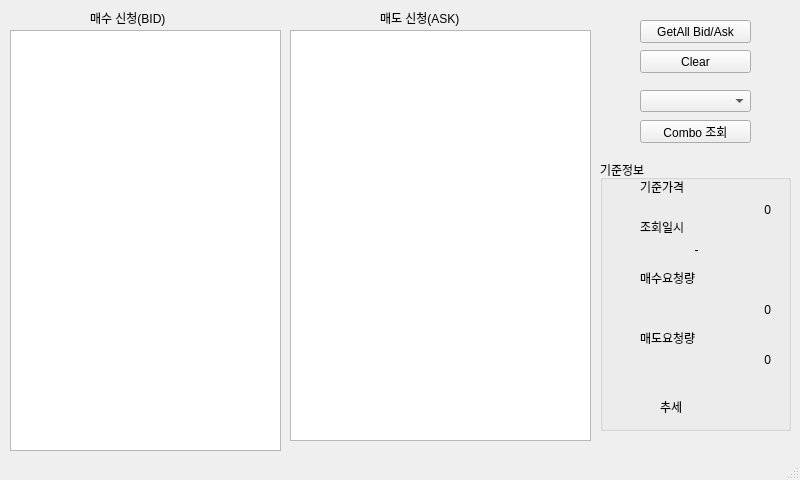
The window that mywindow.ui (ywydpapa/QT5trader) describes before a commit, drawn with Qt 5.
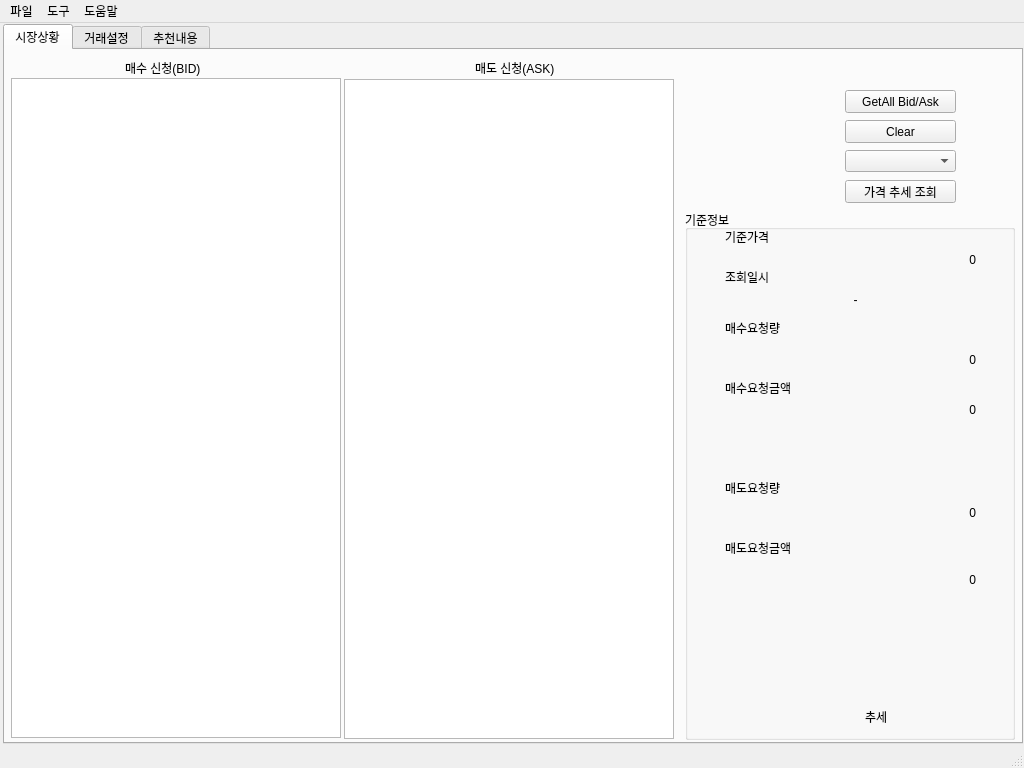
The same window after the commit.

Commit message: 화면 추가 및 조정

Diff of the .ui file:
```diff
--- a/mywindow.ui
+++ b/mywindow.ui
@@ -6,42 +6,35 @@
    <rect>
     <x>0</x>
     <y>0</y>
-    <width>800</width>
-    <height>480</height>
+    <width>1024</width>
+    <height>768</height>
    </rect>
   </property>
   <property name="windowTitle">
    <string>CTrader</string>
   </property>
   <widget class="QWidget" name="centralwidget">
-   <widget class="QPushButton" name="pushButton">
+   <widget class="QTabWidget" name="tabWidget">
     <property name="geometry">
      <rect>
-      <x>640</x>
-      <y>20</y>
-      <width>111</width>
-      <height>23</height>
+      <x>3</x>
+      <y>1</y>
+      <width>1020</width>
+      <height>720</height>
      </rect>
     </property>
-    <property name="text">
-     <string>GetAll Bid/Ask</string>
+    <property name="currentIndex">
+     <number>0</number>
     </property>
-   </widget>
-   <widget class="QTextBrowser" name="textBrowser">
-    <property name="geometry">
-     <rect>
-      <x>10</x>
-      <y>30</y>
-      <width>271</width>
-      <height>421</height>
-     </rect>
-    </property>
-   </widget>
+    <widget class="QWidget" name="tab">
+     <attribute name="title">
+      <string>시장상황</string>
+     </attribute>
    <widget class="QPushButton" name="pushButton_2">
     <property name="geometry">
      <rect>
-      <x>640</x>
-      <y>50</y>
+        <x>840</x>
+        <y>70</y>
       <width>111</width>
       <height>23</height>
      </rect>
@@ -50,43 +43,10 @@
      <string>Clear</string>
     </property>
    </widget>
-   <widget class="QPushButton" name="pushButton_3">
-    <property name="geometry">
-     <rect>
-      <x>640</x>
-      <y>120</y>
-      <width>111</width>
-      <height>23</height>
-     </rect>
-    </property>
-    <property name="text">
-     <string>Combo 조회</string>
-    </property>
-   </widget>
-   <widget class="QComboBox" name="comboBox">
-    <property name="geometry">
-     <rect>
-      <x>640</x>
-      <y>90</y>
-      <width>111</width>
-      <height>22</height>
-     </rect>
-    </property>
-   </widget>
-   <widget class="QTextBrowser" name="textBrowser_2">
-    <property name="geometry">
-     <rect>
-      <x>290</x>
-      <y>30</y>
-      <width>301</width>
-      <height>411</height>
-     </rect>
-    </property>
-   </widget>
    <widget class="QLabel" name="label">
     <property name="geometry">
      <rect>
-      <x>90</x>
+        <x>120</x>
       <y>10</y>
       <width>91</width>
       <height>16</height>
@@ -99,7 +59,7 @@
    <widget class="QLabel" name="label_2">
     <property name="geometry">
      <rect>
-      <x>380</x>
+        <x>470</x>
       <y>10</y>
       <width>81</width>
       <height>16</height>
@@ -109,13 +69,49 @@
      <string>매도 신청(ASK)</string>
     </property>
    </widget>
+     <widget class="QPushButton" name="pushButton">
+      <property name="geometry">
+       <rect>
+        <x>840</x>
+        <y>40</y>
+        <width>111</width>
+        <height>23</height>
+       </rect>
+      </property>
+      <property name="text">
+       <string>GetAll Bid/Ask</string>
+      </property>
+     </widget>
+     <widget class="QPushButton" name="pushButton_3">
+      <property name="geometry">
+       <rect>
+        <x>840</x>
+        <y>130</y>
+        <width>111</width>
+        <height>23</height>
+       </rect>
+      </property>
+      <property name="text">
+       <string>가격 추세 조회</string>
+      </property>
+     </widget>
+     <widget class="QComboBox" name="comboBox">
+      <property name="geometry">
+       <rect>
+        <x>840</x>
+        <y>100</y>
+        <width>111</width>
+        <height>22</height>
+       </rect>
+      </property>
+     </widget>
    <widget class="QGroupBox" name="groupBox">
     <property name="geometry">
      <rect>
-      <x>600</x>
+        <x>680</x>
       <y>160</y>
-      <width>191</width>
-      <height>271</height>
+        <width>330</width>
+        <height>530</height>
      </rect>
     </property>
     <property name="title">
@@ -138,7 +134,7 @@
      <property name="geometry">
       <rect>
        <x>40</x>
-       <y>170</y>
+         <y>270</y>
        <width>61</width>
        <height>16</height>
       </rect>
@@ -150,8 +146,8 @@
     <widget class="QLabel" name="label_3">
      <property name="geometry">
       <rect>
-       <x>60</x>
-       <y>240</y>
+         <x>180</x>
+         <y>500</y>
        <width>47</width>
        <height>13</height>
       </rect>
@@ -163,7 +159,7 @@
     <widget class="QLabel" name="label_6">
      <property name="geometry">
       <rect>
-       <x>10</x>
+         <x>130</x>
        <y>140</y>
        <width>161</width>
        <height>20</height>
@@ -179,8 +175,8 @@
     <widget class="QLabel" name="label_7">
      <property name="geometry">
       <rect>
-       <x>20</x>
-       <y>190</y>
+         <x>140</x>
+         <y>293</y>
        <width>151</width>
        <height>20</height>
       </rect>
@@ -208,7 +204,7 @@
     <widget class="QLabel" name="label_9">
      <property name="geometry">
       <rect>
-       <x>10</x>
+         <x>130</x>
        <y>40</y>
        <width>161</width>
        <height>20</height>
@@ -237,7 +233,7 @@
     <widget class="QLabel" name="label_11">
      <property name="geometry">
       <rect>
-       <x>6</x>
+         <x>80</x>
        <y>80</y>
        <width>181</width>
        <height>20</height>
@@ -250,26 +246,214 @@
       <set>Qt::AlignCenter</set>
      </property>
     </widget>
-   </widget>
-   <zorder>groupBox</zorder>
-   <zorder>pushButton</zorder>
-   <zorder>textBrowser</zorder>
-   <zorder>pushButton_2</zorder>
-   <zorder>pushButton_3</zorder>
-   <zorder>comboBox</zorder>
-   <zorder>textBrowser_2</zorder>
-   <zorder>label</zorder>
-   <zorder>label_2</zorder>
+      <widget class="QLabel" name="label_12">
+       <property name="geometry">
+        <rect>
+         <x>40</x>
+         <y>170</y>
+         <width>81</width>
+         <height>16</height>
+        </rect>
+       </property>
+       <property name="text">
+        <string>매수요청금액</string>
+       </property>
+      </widget>
+      <widget class="QLabel" name="label_13">
+       <property name="geometry">
+        <rect>
+         <x>130</x>
+         <y>190</y>
+         <width>161</width>
+         <height>20</height>
+        </rect>
+       </property>
+       <property name="text">
+        <string>0</string>
+       </property>
+       <property name="alignment">
+        <set>Qt::AlignRight|Qt::AlignTrailing|Qt::AlignVCenter</set>
+       </property>
+      </widget>
+      <widget class="QLabel" name="label_14">
+       <property name="geometry">
+        <rect>
+         <x>40</x>
+         <y>330</y>
+         <width>91</width>
+         <height>16</height>
+        </rect>
+       </property>
+       <property name="text">
+        <string>매도요청금액</string>
+       </property>
+      </widget>
+      <widget class="QLabel" name="label_15">
+       <property name="geometry">
+        <rect>
+         <x>140</x>
+         <y>360</y>
+         <width>151</width>
+         <height>20</height>
+        </rect>
+       </property>
+       <property name="text">
+        <string>0</string>
+       </property>
+       <property name="alignment">
+        <set>Qt::AlignRight|Qt::AlignTrailing|Qt::AlignVCenter</set>
+       </property>
+      </widget>
+     </widget>
+     <widget class="QTextBrowser" name="textBrowser_2">
+      <property name="geometry">
+       <rect>
+        <x>339</x>
+        <y>29</y>
+        <width>330</width>
+        <height>660</height>
+       </rect>
+      </property>
+     </widget>
+     <widget class="QTextBrowser" name="textBrowser">
+      <property name="geometry">
+       <rect>
+        <x>6</x>
+        <y>28</y>
+        <width>330</width>
+        <height>660</height>
+       </rect>
+      </property>
+     </widget>
+    </widget>
+    <widget class="QWidget" name="tab_2">
+     <attribute name="title">
+      <string>거래설정</string>
+     </attribute>
+     <widget class="QGroupBox" name="groupBox_2">
+      <property name="geometry">
+       <rect>
+        <x>10</x>
+        <y>10</y>
+        <width>361</width>
+        <height>681</height>
+       </rect>
+      </property>
+      <property name="title">
+       <string>관리 자산 목록</string>
+      </property>
+      <widget class="QTableView" name="tableView">
+       <property name="geometry">
+        <rect>
+         <x>10</x>
+         <y>20</y>
+         <width>341</width>
+         <height>651</height>
+        </rect>
+       </property>
+      </widget>
+     </widget>
+     <widget class="QGroupBox" name="groupBox_3">
+      <property name="geometry">
+       <rect>
+        <x>380</x>
+        <y>10</y>
+        <width>391</width>
+        <height>231</height>
+       </rect>
+      </property>
+      <property name="title">
+       <string>매도매수 규모설정</string>
+      </property>
+     </widget>
+     <widget class="QGroupBox" name="groupBox_4">
+      <property name="geometry">
+       <rect>
+        <x>780</x>
+        <y>16</y>
+        <width>221</width>
+        <height>225</height>
+       </rect>
+      </property>
+      <property name="title">
+       <string/>
+      </property>
+     </widget>
+     <widget class="QGraphicsView" name="graphicsView">
+      <property name="geometry">
+       <rect>
+        <x>380</x>
+        <y>250</y>
+        <width>621</width>
+        <height>441</height>
+       </rect>
+      </property>
+     </widget>
+    </widget>
+    <widget class="QWidget" name="tab_3">
+     <attribute name="title">
+      <string>추천내용</string>
+     </attribute>
+     <widget class="QGroupBox" name="groupBox_5">
+      <property name="geometry">
+       <rect>
+        <x>10</x>
+        <y>0</y>
+        <width>461</width>
+        <height>691</height>
+       </rect>
+      </property>
+      <property name="title">
+       <string>거래활성도</string>
+      </property>
+     </widget>
+     <widget class="QGroupBox" name="groupBox_6">
+      <property name="geometry">
+       <rect>
+        <x>480</x>
+        <y>0</y>
+        <width>531</width>
+        <height>691</height>
+       </rect>
+      </property>
+      <property name="title">
+       <string>예상 추세</string>
+      </property>
+     </widget>
+    </widget>
+   </widget>
   </widget>
   <widget class="QMenuBar" name="menubar">
    <property name="geometry">
     <rect>
      <x>0</x>
      <y>0</y>
-     <width>800</width>
+     <width>1024</width>
      <height>21</height>
     </rect>
    </property>
+   <widget class="QMenu" name="menu">
+    <property name="title">
+     <string>파일</string>
+    </property>
+    <addaction name="actionrj"/>
+    <addaction name="actionwjq"/>
+    <addaction name="separator"/>
+    <addaction name="actionExit"/>
+   </widget>
+   <widget class="QMenu" name="menue">
+    <property name="title">
+     <string>도구</string>
+    </property>
+   </widget>
+   <widget class="QMenu" name="menu_2">
+    <property name="title">
+     <string>도움말</string>
+    </property>
+   </widget>
+   <addaction name="menu"/>
+   <addaction name="menue"/>
+   <addaction name="menu_2"/>
   </widget>
   <widget class="QStatusBar" name="statusbar"/>
  </widget>
```
Left out of the diff: 15 changed lines with no effect on the pictures. Lines whose indentation alone changed are shown as unchanged. The commit also changes 1 other file.
